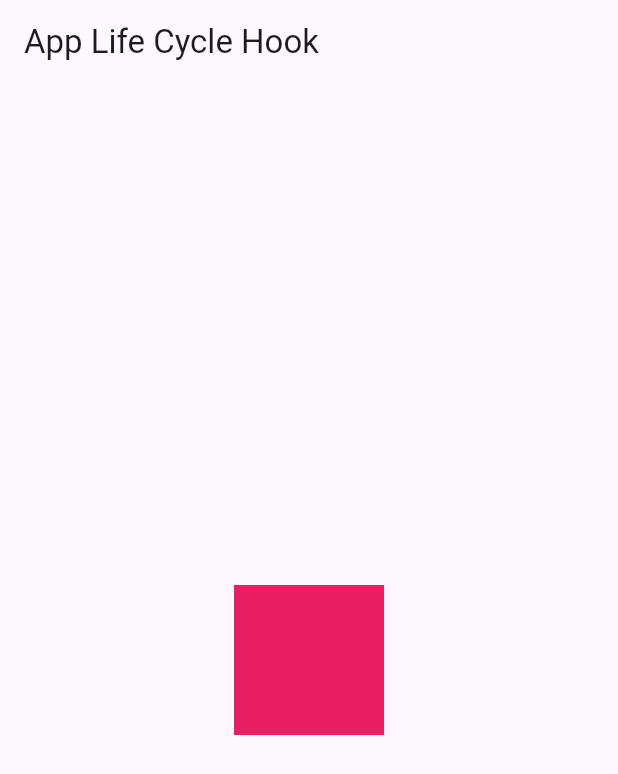
After one commit to alamayub/flutterhooks, a Flutter app: the screen it shows after launch, on a phone screen of 412 x 824 dp. The commit adds this screen. Shown: the top 774 px of the screen. Run offline on Flutter 3.47's test engine with Material 3 defaults, Android fonts, the phone set to English and light mode, and no system bars; our stand-ins replace flutter_hooks.

Commit message:
app life cycle hook

```diff
--- /dev/null
+++ b/lib/app_life_cycle_hook.dart
@@ -0,0 +1,27 @@
+import 'package:flutter/material.dart';
+import 'package:flutter_hooks/flutter_hooks.dart';
+
+
+class AppLifeCycleHook extends HookWidget {
+  const AppLifeCycleHook({super.key});
+
+  @override
+  Widget build(BuildContext context) {
+    final state = useAppLifecycleState();
+    return Scaffold(
+      appBar: AppBar(
+        title: Text('App Life Cycle Hook'),
+      ),
+      body: Center(
+        child: Opacity(
+          opacity: state == AppLifecycleState.resumed ? 1.0 : 0.0,
+          child: Container(
+            width: 100,
+            height: 100,
+            color: Colors.pink,
+          ),
+        ),
+      ),
+    );
+  }
+}
--- a/lib/main.dart
+++ b/lib/main.dart
@@ -1,6 +1,6 @@
 import 'package:flutter/material.dart';
 
-import 'reducer_hook.dart';
+import 'app_life_cycle_hook.dart';
 
 void main() {
   WidgetsFlutterBinding.ensureInitialized();
@@ -21,7 +21,7 @@ class MyApp extends StatelessWidget {
           seedColor: Colors.deepPurple,
         ),
       ),
-      home: const ReducerHook(),
+      home: const AppLifeCycleHook(),
     );
   }
 }
```
